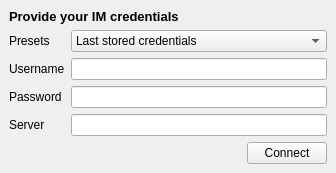
Above: TelepathyIMModule/CommunicationUI/ui/LoginWidget.ui from realXtend/tundra before the change. Below: the same form after it.
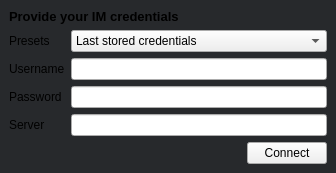
That is the form after the change.

Patch:
```diff
--- a/TelepathyIMModule/CommunicationUI/ui/LoginWidget.ui
+++ b/TelepathyIMModule/CommunicationUI/ui/LoginWidget.ui
@@ -22,6 +22,12 @@
    </property>
    <item>
     <widget class="QFrame" name="MainFrame">
+     <property name="styleSheet">
+      <string notr="true">QFrame#MainFrame
+{
+	background-color: rgb(39, 41, 44);
+}</string>
+     </property>
      <layout class="QVBoxLayout" name="verticalLayout_3">
       <item>
        <layout class="QVBoxLayout" name="verticalLayout">
```
